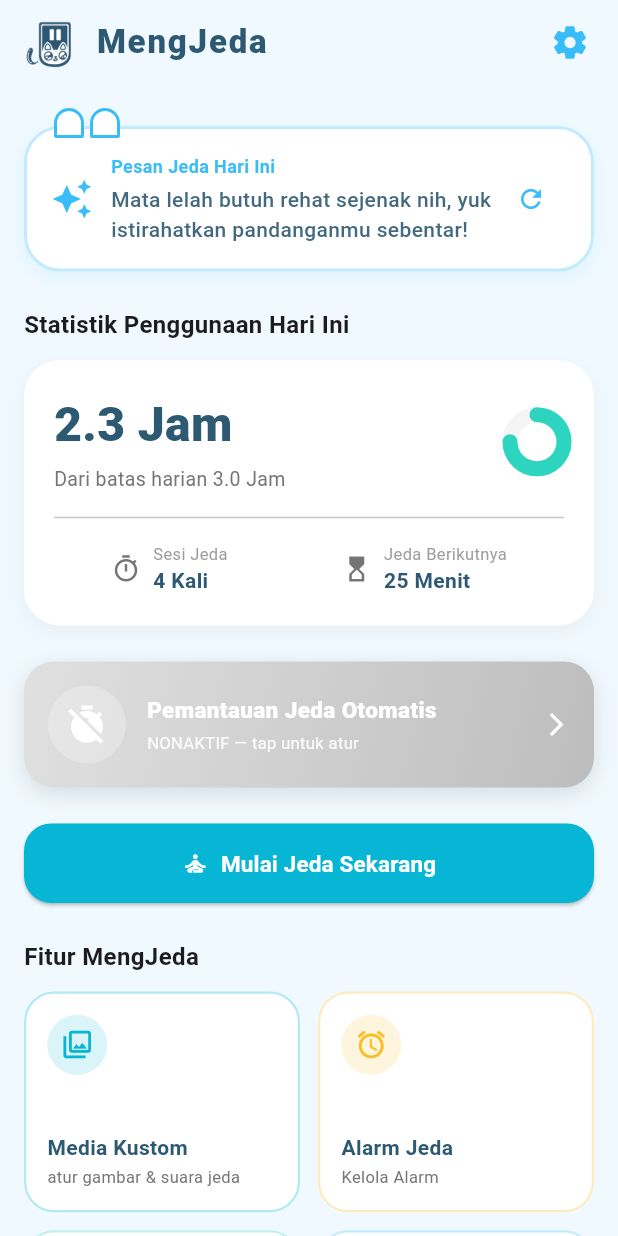
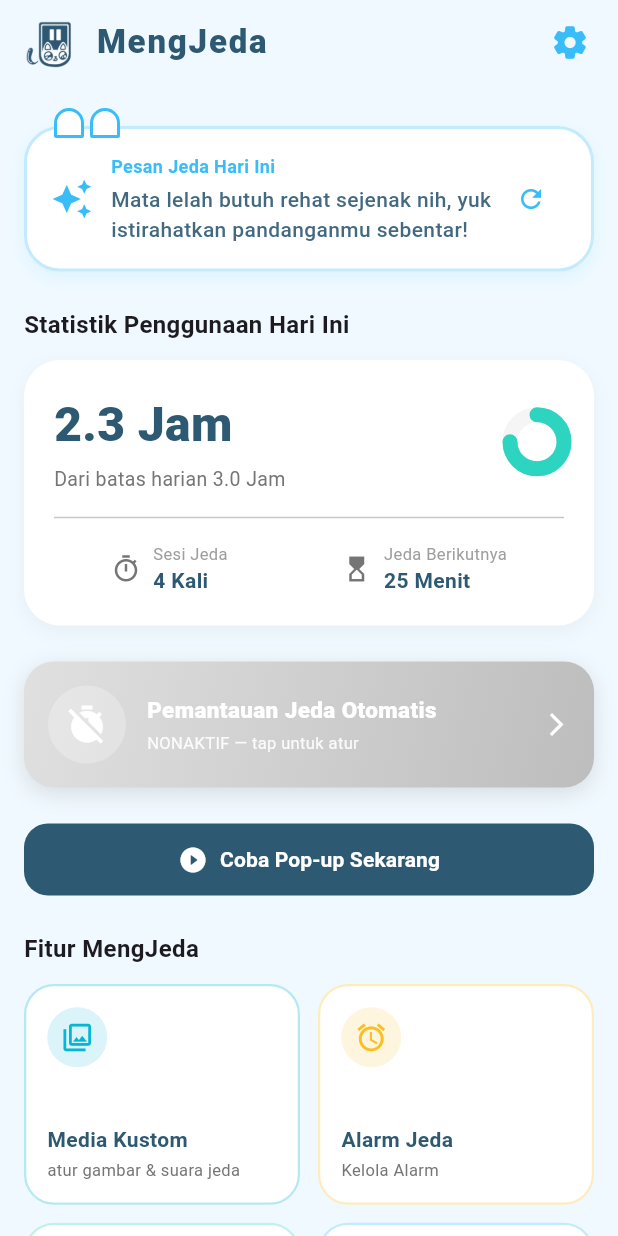
Before and after one commit to Hafiz237/project-app-mengjeda, a Flutter app: the screen it shows after launch, on a phone screen of 412 x 824 dp. Run offline on Flutter 3.47's test engine with Material 3 defaults, Android fonts, the phone set to English and light mode, and no system bars; our stand-ins replace audioplayers, file_picker, image_picker.

Commit message:
fix home screen popup

```diff
--- a/lib/screens/home_screen.dart
+++ b/lib/screens/home_screen.dart
@@ -403,24 +403,30 @@ class _HomeScreenState extends State<HomeScreen> {
             const SizedBox(height: 24),
             SizedBox(
               width: double.infinity,
-              child: ElevatedButton.icon(
-                style: ElevatedButton.styleFrom(
-                  backgroundColor: AppColors.deepCyan,
-                  foregroundColor: Colors.white,
-                  padding: const EdgeInsets.symmetric(vertical: 16),
-                  shape: RoundedRectangleBorder(
-                    borderRadius: BorderRadius.circular(18),
+              child: Padding(
+                padding: const EdgeInsets.only(bottom: 24),
+                child: FilledButton.icon(
+                  onPressed: () => _showPopupJeda(),
+                  icon: const Icon(Icons.play_circle_fill_rounded, size: 20),
+                  label: const Text(
+                    'Coba Pop-up Sekarang',
+                    style: TextStyle(
+                      fontWeight: FontWeight.w700,
+                      fontSize: 14,
+                    ),
                   ),
-                ),
-                onPressed: _triggerJeda,
-                icon: const Icon(Icons.self_improvement),
-                label: const Text(
-                  'Mulai Jeda Sekarang',
-                  style: TextStyle(fontWeight: FontWeight.bold, fontSize: 15),
+                  style: FilledButton.styleFrom(
+                    backgroundColor: AppColors.primaryBlue,
+                    foregroundColor: Colors.white,
+                    padding: const EdgeInsets.symmetric(vertical: 14),
+                    shape: RoundedRectangleBorder(
+                      borderRadius: BorderRadius.circular(16),
+                    ),
+                    elevation: 0,
+                  ),
                 ),
               ),
             ),
-            const SizedBox(height: 24),
             const Text(
               'Fitur MengJeda',
               style: TextStyle(fontSize: 16, fontWeight: FontWeight.bold),
```
